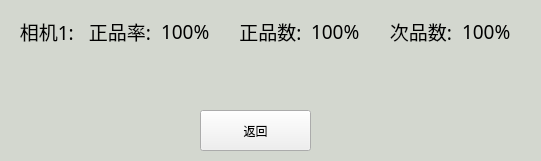
Before: the Qt Designer form Form/InfoCheckResForm.ui in hkchenhao/MachineVisionControl, drawn with Qt 5.
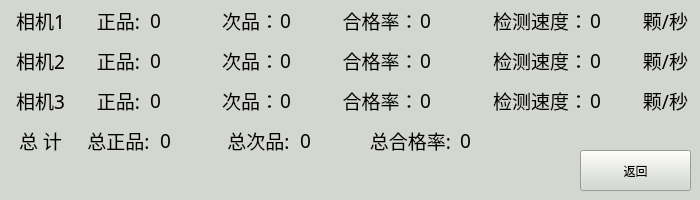
After: the same form once the commit is applied.

What changed in the file:
```diff
--- a/Form/InfoCheckResForm.ui
+++ b/Form/InfoCheckResForm.ui
@@ -6,8 +6,8 @@
    <rect>
     <x>0</x>
     <y>0</y>
-    <width>541</width>
-    <height>161</height>
+    <width>700</width>
+    <height>200</height>
    </rect>
   </property>
   <property name="windowTitle">
@@ -16,196 +16,1054 @@
   <property name="styleSheet">
    <string notr="true"/>
   </property>
-  <widget class="QPushButton" name="pushButton">
-   <property name="geometry">
-    <rect>
-     <x>200</x>
-     <y>110</y>
-     <width>111</width>
-     <height>41</height>
-    </rect>
-   </property>
-   <property name="text">
-    <string>返回</string>
-   </property>
-  </widget>
-  <widget class="QWidget" name="layoutWidget">
-   <property name="geometry">
-    <rect>
-     <x>10</x>
-     <y>10</y>
-     <width>521</width>
-     <height>43</height>
-    </rect>
-   </property>
-   <layout class="QGridLayout" name="gridLayout">
-    <item row="0" column="2">
-     <widget class="QLabel" name="Label1_zpl3">
-      <property name="font">
-       <font>
-        <family>Yahei Mono</family>
-        <pointsize>14</pointsize>
-        <weight>50</weight>
-        <bold>false</bold>
-       </font>
-      </property>
-      <property name="styleSheet">
-       <string notr="true"/>
-      </property>
-      <property name="text">
-       <string>100%</string>
-      </property>
-      <property name="alignment">
-       <set>Qt::AlignLeading|Qt::AlignLeft|Qt::AlignVCenter</set>
-      </property>
-     </widget>
-    </item>
-    <item row="0" column="0">
-     <widget class="QLabel" name="Label1_13">
-      <property name="sizePolicy">
-       <sizepolicy hsizetype="Preferred" vsizetype="Preferred">
-        <horstretch>0</horstretch>
-        <verstretch>0</verstretch>
-       </sizepolicy>
-      </property>
-      <property name="font">
-       <font>
-        <family>Yahei Mono</family>
-        <pointsize>14</pointsize>
-        <weight>50</weight>
-        <bold>false</bold>
-       </font>
-      </property>
-      <property name="styleSheet">
-       <string notr="true"/>
-      </property>
-      <property name="text">
-       <string>  相机1:</string>
-      </property>
-      <property name="alignment">
-       <set>Qt::AlignJustify|Qt::AlignVCenter</set>
-      </property>
-     </widget>
-    </item>
-    <item row="0" column="6">
-     <widget class="QLabel" name="Label1_zpl3_3">
-      <property name="font">
-       <font>
-        <family>Yahei Mono</family>
-        <pointsize>14</pointsize>
-        <weight>50</weight>
-        <bold>false</bold>
-       </font>
-      </property>
-      <property name="styleSheet">
-       <string notr="true"/>
-      </property>
-      <property name="text">
-       <string>100%</string>
-      </property>
-      <property name="alignment">
-       <set>Qt::AlignLeading|Qt::AlignLeft|Qt::AlignVCenter</set>
-      </property>
-     </widget>
-    </item>
-    <item row="0" column="5">
-     <widget class="QLabel" name="Label1_12">
-      <property name="font">
-       <font>
-        <family>Yahei Mono</family>
-        <pointsize>14</pointsize>
-        <weight>50</weight>
-        <bold>false</bold>
-       </font>
-      </property>
-      <property name="styleSheet">
-       <string notr="true"/>
-      </property>
-      <property name="text">
-       <string>次品数:</string>
-      </property>
-      <property name="alignment">
-       <set>Qt::AlignCenter</set>
-      </property>
-     </widget>
-    </item>
-    <item row="0" column="1">
-     <widget class="QLabel" name="Label1_10">
-      <property name="font">
-       <font>
-        <family>Yahei Mono</family>
-        <pointsize>14</pointsize>
-        <weight>50</weight>
-        <bold>false</bold>
-       </font>
-      </property>
-      <property name="styleSheet">
-       <string notr="true"/>
-      </property>
-      <property name="text">
-       <string>正品率:</string>
-      </property>
-      <property name="alignment">
-       <set>Qt::AlignCenter</set>
-      </property>
-     </widget>
-    </item>
-    <item row="0" column="3">
-     <widget class="QLabel" name="Label1_11">
-      <property name="font">
-       <font>
-        <family>Yahei Mono</family>
-        <pointsize>14</pointsize>
-        <weight>50</weight>
-        <bold>false</bold>
-       </font>
-      </property>
-      <property name="styleSheet">
-       <string notr="true"/>
-      </property>
-      <property name="text">
-       <string>正品数:</string>
-      </property>
-      <property name="alignment">
-       <set>Qt::AlignCenter</set>
-      </property>
-     </widget>
-    </item>
-    <item row="0" column="4">
-     <widget class="QLabel" name="Label1_zpl3_2">
-      <property name="font">
-       <font>
-        <family>Yahei Mono</family>
-        <pointsize>14</pointsize>
-        <weight>50</weight>
-        <bold>false</bold>
-       </font>
-      </property>
-      <property name="styleSheet">
-       <string notr="true"/>
-      </property>
-      <property name="text">
-       <string>100%</string>
-      </property>
-      <property name="alignment">
-       <set>Qt::AlignLeading|Qt::AlignLeft|Qt::AlignVCenter</set>
-      </property>
-     </widget>
-    </item>
-   </layout>
-  </widget>
   <widget class="QWidget" name="widget" native="true">
    <property name="geometry">
     <rect>
      <x>0</x>
      <y>0</y>
-     <width>541</width>
-     <height>161</height>
+     <width>700</width>
+     <height>200</height>
     </rect>
    </property>
    <property name="styleSheet">
     <string notr="true">background-color: rgb(211, 215, 207);</string>
    </property>
+   <widget class="QLabel" name="Label1_13">
+    <property name="geometry">
+     <rect>
+      <x>0</x>
+      <y>0</y>
+      <width>81</width>
+      <height>41</height>
+     </rect>
+    </property>
+    <property name="sizePolicy">
+     <sizepolicy hsizetype="Preferred" vsizetype="Preferred">
+      <horstretch>0</horstretch>
+      <verstretch>0</verstretch>
+     </sizepolicy>
+    </property>
+    <property name="font">
+     <font>
+      <family>Yahei Mono</family>
+      <pointsize>14</pointsize>
+      <weight>50</weight>
+      <bold>false</bold>
+     </font>
+    </property>
+    <property name="styleSheet">
+     <string notr="true"/>
+    </property>
+    <property name="text">
+     <string>相机1</string>
+    </property>
+    <property name="alignment">
+     <set>Qt::AlignCenter</set>
+    </property>
+   </widget>
+   <widget class="QLabel" name="Label1_10">
+    <property name="geometry">
+     <rect>
+      <x>80</x>
+      <y>0</y>
+      <width>77</width>
+      <height>41</height>
+     </rect>
+    </property>
+    <property name="font">
+     <font>
+      <family>Yahei Mono</family>
+      <pointsize>14</pointsize>
+      <weight>50</weight>
+      <bold>false</bold>
+     </font>
+    </property>
+    <property name="styleSheet">
+     <string notr="true"/>
+    </property>
+    <property name="text">
+     <string>正品:</string>
+    </property>
+    <property name="alignment">
+     <set>Qt::AlignCenter</set>
+    </property>
+   </widget>
+   <widget class="QLabel" name="zp1">
+    <property name="geometry">
+     <rect>
+      <x>150</x>
+      <y>0</y>
+      <width>51</width>
+      <height>41</height>
+     </rect>
+    </property>
+    <property name="font">
+     <font>
+      <family>Yahei Mono</family>
+      <pointsize>14</pointsize>
+      <weight>50</weight>
+      <bold>false</bold>
+     </font>
+    </property>
+    <property name="styleSheet">
+     <string notr="true"/>
+    </property>
+    <property name="text">
+     <string>0</string>
+    </property>
+    <property name="alignment">
+     <set>Qt::AlignLeading|Qt::AlignLeft|Qt::AlignVCenter</set>
+    </property>
+   </widget>
+   <widget class="QLabel" name="Label1_11">
+    <property name="geometry">
+     <rect>
+      <x>220</x>
+      <y>0</y>
+      <width>61</width>
+      <height>41</height>
+     </rect>
+    </property>
+    <property name="font">
+     <font>
+      <family>Yahei Mono</family>
+      <pointsize>14</pointsize>
+      <weight>50</weight>
+      <bold>false</bold>
+     </font>
+    </property>
+    <property name="styleSheet">
+     <string notr="true"/>
+    </property>
+    <property name="text">
+     <string>次品：</string>
+    </property>
+    <property name="alignment">
+     <set>Qt::AlignCenter</set>
+    </property>
+   </widget>
+   <widget class="QLabel" name="cp1">
+    <property name="geometry">
+     <rect>
+      <x>280</x>
+      <y>0</y>
+      <width>51</width>
+      <height>41</height>
+     </rect>
+    </property>
+    <property name="font">
+     <font>
+      <family>Yahei Mono</family>
+      <pointsize>14</pointsize>
+      <weight>50</weight>
+      <bold>false</bold>
+     </font>
+    </property>
+    <property name="styleSheet">
+     <string notr="true"/>
+    </property>
+    <property name="text">
+     <string>0</string>
+    </property>
+    <property name="alignment">
+     <set>Qt::AlignLeading|Qt::AlignLeft|Qt::AlignVCenter</set>
+    </property>
+   </widget>
+   <widget class="QLabel" name="Label1_12">
+    <property name="geometry">
+     <rect>
+      <x>330</x>
+      <y>0</y>
+      <width>101</width>
+      <height>41</height>
+     </rect>
+    </property>
+    <property name="font">
+     <font>
+      <family>Yahei Mono</family>
+      <pointsize>14</pointsize>
+      <weight>50</weight>
+      <bold>false</bold>
+     </font>
+    </property>
+    <property name="styleSheet">
+     <string notr="true"/>
+    </property>
+    <property name="text">
+     <string>合格率：</string>
+    </property>
+    <property name="alignment">
+     <set>Qt::AlignCenter</set>
+    </property>
+   </widget>
+   <widget class="QLabel" name="hgl1">
+    <property name="geometry">
+     <rect>
+      <x>420</x>
+      <y>0</y>
+      <width>71</width>
+      <height>41</height>
+     </rect>
+    </property>
+    <property name="font">
+     <font>
+      <family>Yahei Mono</family>
+      <pointsize>14</pointsize>
+      <weight>50</weight>
+      <bold>false</bold>
+     </font>
+    </property>
+    <property name="styleSheet">
+     <string notr="true"/>
+    </property>
+    <property name="text">
+     <string>0</string>
+    </property>
+    <property name="alignment">
+     <set>Qt::AlignLeading|Qt::AlignLeft|Qt::AlignVCenter</set>
+    </property>
+   </widget>
+   <widget class="QLabel" name="Label1_14">
+    <property name="geometry">
+     <rect>
+      <x>490</x>
+      <y>0</y>
+      <width>101</width>
+      <height>41</height>
+     </rect>
+    </property>
+    <property name="font">
+     <font>
+      <family>Yahei Mono</family>
+      <pointsize>14</pointsize>
+      <weight>50</weight>
+      <bold>false</bold>
+     </font>
+    </property>
+    <property name="styleSheet">
+     <string notr="true"/>
+    </property>
+    <property name="text">
+     <string>检测速度：</string>
+    </property>
+    <property name="alignment">
+     <set>Qt::AlignCenter</set>
+    </property>
+   </widget>
+   <widget class="QLabel" name="Label1_15">
+    <property name="geometry">
+     <rect>
+      <x>0</x>
+      <y>40</y>
+      <width>81</width>
+      <height>41</height>
+     </rect>
+    </property>
+    <property name="sizePolicy">
+     <sizepolicy hsizetype="Preferred" vsizetype="Preferred">
+      <horstretch>0</horstretch>
+      <verstretch>0</verstretch>
+     </sizepolicy>
+    </property>
+    <property name="font">
+     <font>
+      <family>Yahei Mono</family>
+      <pointsize>14</pointsize>
+      <weight>50</weight>
+      <bold>false</bold>
+     </font>
+    </property>
+    <property name="styleSheet">
+     <string notr="true"/>
+    </property>
+    <property name="text">
+     <string>相机2</string>
+    </property>
+    <property name="alignment">
+     <set>Qt::AlignCenter</set>
+    </property>
+   </widget>
+   <widget class="QLabel" name="Label1_16">
+    <property name="geometry">
+     <rect>
+      <x>0</x>
+      <y>80</y>
+      <width>81</width>
+      <height>41</height>
+     </rect>
+    </property>
+    <property name="sizePolicy">
+     <sizepolicy hsizetype="Preferred" vsizetype="Preferred">
+      <horstretch>0</horstretch>
+      <verstretch>0</verstretch>
+     </sizepolicy>
+    </property>
+    <property name="font">
+     <font>
+      <family>Yahei Mono</family>
+      <pointsize>14</pointsize>
+      <weight>50</weight>
+      <bold>false</bold>
+     </font>
+    </property>
+    <property name="styleSheet">
+     <string notr="true"/>
+    </property>
+    <property name="text">
+     <string>相机3</string>
+    </property>
+    <property name="alignment">
+     <set>Qt::AlignCenter</set>
+    </property>
+   </widget>
+   <widget class="QPushButton" name="pushButton">
+    <property name="geometry">
+     <rect>
+      <x>580</x>
+      <y>150</y>
+      <width>111</width>
+      <height>41</height>
+     </rect>
+    </property>
+    <property name="text">
+     <string>返回</string>
+    </property>
+   </widget>
+   <widget class="QLabel" name="Label1_17">
+    <property name="geometry">
+     <rect>
+      <x>0</x>
+      <y>120</y>
+      <width>81</width>
+      <height>41</height>
+     </rect>
+    </property>
+    <property name="sizePolicy">
+     <sizepolicy hsizetype="Preferred" vsizetype="Preferred">
+      <horstretch>0</horstretch>
+      <verstretch>0</verstretch>
+     </sizepolicy>
+    </property>
+    <property name="font">
+     <font>
+      <family>Yahei Mono</family>
+      <pointsize>14</pointsize>
+      <weight>50</weight>
+      <bold>false</bold>
+     </font>
+    </property>
+    <property name="styleSheet">
+     <string notr="true"/>
+    </property>
+    <property name="text">
+     <string>总 计</string>
+    </property>
+    <property name="alignment">
+     <set>Qt::AlignCenter</set>
+    </property>
+   </widget>
+   <widget class="QLabel" name="Label1_18">
+    <property name="geometry">
+     <rect>
+      <x>630</x>
+      <y>0</y>
+      <width>71</width>
+      <height>41</height>
+     </rect>
+    </property>
+    <property name="font">
+     <font>
+      <family>Yahei Mono</family>
+      <pointsize>14</pointsize>
+      <weight>50</weight>
+      <bold>false</bold>
+     </font>
+    </property>
+    <property name="styleSheet">
+     <string notr="true"/>
+    </property>
+    <property name="text">
+     <string>颗/秒</string>
+    </property>
+    <property name="alignment">
+     <set>Qt::AlignCenter</set>
+    </property>
+   </widget>
+   <widget class="QLabel" name="jcsd1">
+    <property name="geometry">
+     <rect>
+      <x>590</x>
+      <y>0</y>
+      <width>41</width>
+      <height>41</height>
+     </rect>
+    </property>
+    <property name="font">
+     <font>
+      <family>Yahei Mono</family>
+      <pointsize>14</pointsize>
+      <weight>50</weight>
+      <bold>false</bold>
+     </font>
+    </property>
+    <property name="styleSheet">
+     <string notr="true"/>
+    </property>
+    <property name="text">
+     <string>0</string>
+    </property>
+    <property name="alignment">
+     <set>Qt::AlignLeading|Qt::AlignLeft|Qt::AlignVCenter</set>
+    </property>
+   </widget>
+   <widget class="QLabel" name="Label1_19">
+    <property name="geometry">
+     <rect>
+      <x>80</x>
+      <y>40</y>
+      <width>77</width>
+      <height>41</height>
+     </rect>
+    </property>
+    <property name="font">
+     <font>
+      <family>Yahei Mono</family>
+      <pointsize>14</pointsize>
+      <weight>50</weight>
+      <bold>false</bold>
+     </font>
+    </property>
+    <property name="styleSheet">
+     <string notr="true"/>
+    </property>
+    <property name="text">
+     <string>正品:</string>
+    </property>
+    <property name="alignment">
+     <set>Qt::AlignCenter</set>
+    </property>
+   </widget>
+   <widget class="QLabel" name="Label1_20">
+    <property name="geometry">
+     <rect>
+      <x>80</x>
+      <y>80</y>
+      <width>77</width>
+      <height>41</height>
+     </rect>
+    </property>
+    <property name="font">
+     <font>
+      <family>Yahei Mono</family>
+      <pointsize>14</pointsize>
+      <weight>50</weight>
+      <bold>false</bold>
+     </font>
+    </property>
+    <property name="styleSheet">
+     <string notr="true"/>
+    </property>
+    <property name="text">
+     <string>正品:</string>
+    </property>
+    <property name="alignment">
+     <set>Qt::AlignCenter</set>
+    </property>
+   </widget>
+   <widget class="QLabel" name="Label1_21">
+    <property name="geometry">
+     <rect>
+      <x>220</x>
+      <y>40</y>
+      <width>61</width>
+      <height>41</height>
+     </rect>
+    </property>
+    <property name="font">
+     <font>
+      <family>Yahei Mono</family>
+      <pointsize>14</pointsize>
+      <weight>50</weight>
+      <bold>false</bold>
+     </font>
+    </property>
+    <property name="styleSheet">
+     <string notr="true"/>
+    </property>
+    <property name="text">
+     <string>次品：</string>
+    </property>
+    <property name="alignment">
+     <set>Qt::AlignCenter</set>
+    </property>
+   </widget>
+   <widget class="QLabel" name="Label1_22">
+    <property name="geometry">
+     <rect>
+      <x>220</x>
+      <y>80</y>
+      <width>61</width>
+      <height>41</height>
+     </rect>
+    </property>
+    <property name="font">
+     <font>
+      <family>Yahei Mono</family>
+      <pointsize>14</pointsize>
+      <weight>50</weight>
+      <bold>false</bold>
+     </font>
+    </property>
+    <property name="styleSheet">
+     <string notr="true"/>
+    </property>
+    <property name="text">
+     <string>次品：</string>
+    </property>
+    <property name="alignment">
+     <set>Qt::AlignCenter</set>
+    </property>
+   </widget>
+   <widget class="QLabel" name="Label1_23">
+    <property name="geometry">
+     <rect>
+      <x>330</x>
+      <y>40</y>
+      <width>101</width>
+      <height>41</height>
+     </rect>
+    </property>
+    <property name="font">
+     <font>
+      <family>Yahei Mono</family>
+      <pointsize>14</pointsize>
+      <weight>50</weight>
+      <bold>false</bold>
+     </font>
+    </property>
+    <property name="styleSheet">
+     <string notr="true"/>
+    </property>
+    <property name="text">
+     <string>合格率：</string>
+    </property>
+    <property name="alignment">
+     <set>Qt::AlignCenter</set>
+    </property>
+   </widget>
+   <widget class="QLabel" name="Label1_24">
+    <property name="geometry">
+     <rect>
+      <x>330</x>
+      <y>80</y>
+      <width>101</width>
+      <height>41</height>
+     </rect>
+    </property>
+    <property name="font">
+     <font>
+      <family>Yahei Mono</family>
+      <pointsize>14</pointsize>
+      <weight>50</weight>
+      <bold>false</bold>
+     </font>
+    </property>
+    <property name="styleSheet">
+     <string notr="true"/>
+    </property>
+    <property name="text">
+     <string>合格率：</string>
+    </property>
+    <property name="alignment">
+     <set>Qt::AlignCenter</set>
+    </property>
+   </widget>
+   <widget class="QLabel" name="Label1_25">
+    <property name="geometry">
+     <rect>
+      <x>490</x>
+      <y>40</y>
+      <width>101</width>
+      <height>41</height>
+     </rect>
+    </property>
+    <property name="font">
+     <font>
+      <family>Yahei Mono</family>
+      <pointsize>14</pointsize>
+      <weight>50</weight>
+      <bold>false</bold>
+     </font>
+    </property>
+    <property name="styleSheet">
+     <string notr="true"/>
+    </property>
+    <property name="text">
+     <string>检测速度：</string>
+    </property>
+    <property name="alignment">
+     <set>Qt::AlignCenter</set>
+    </property>
+   </widget>
+   <widget class="QLabel" name="Label1_26">
+    <property name="geometry">
+     <rect>
+      <x>490</x>
+      <y>80</y>
+      <width>101</width>
+      <height>41</height>
+     </rect>
+    </property>
+    <property name="font">
+     <font>
+      <family>Yahei Mono</family>
+      <pointsize>14</pointsize>
+      <weight>50</weight>
+      <bold>false</bold>
+     </font>
+    </property>
+    <property name="styleSheet">
+     <string notr="true"/>
+    </property>
+    <property name="text">
+     <string>检测速度：</string>
+    </property>
+    <property name="alignment">
+     <set>Qt::AlignCenter</set>
+    </property>
+   </widget>
+   <widget class="QLabel" name="Label1_27">
+    <property name="geometry">
+     <rect>
+      <x>630</x>
+      <y>40</y>
+      <width>71</width>
+      <height>41</height>
+     </rect>
+    </property>
+    <property name="font">
+     <font>
+      <family>Yahei Mono</family>
+      <pointsize>14</pointsize>
+      <weight>50</weight>
+      <bold>false</bold>
+     </font>
+    </property>
+    <property name="styleSheet">
+     <string notr="true"/>
+    </property>
+    <property name="text">
+     <string>颗/秒</string>
+    </property>
+    <property name="alignment">
+     <set>Qt::AlignCenter</set>
+    </property>
+   </widget>
+   <widget class="QLabel" name="Label1_28">
+    <property name="geometry">
+     <rect>
+      <x>630</x>
+      <y>80</y>
+      <width>71</width>
+      <height>41</height>
+     </rect>
+    </property>
+    <property name="font">
+     <font>
+      <family>Yahei Mono</family>
+      <pointsize>14</pointsize>
+      <weight>50</weight>
+      <bold>false</bold>
+     </font>
+    </property>
+    <property name="styleSheet">
+     <string notr="true"/>
+    </property>
+    <property name="text">
+     <string>颗/秒</string>
+    </property>
+    <property name="alignment">
+     <set>Qt::AlignCenter</set>
+    </property>
+   </widget>
+   <widget class="QLabel" name="Label1_29">
+    <property name="geometry">
+     <rect>
+      <x>80</x>
+      <y>120</y>
+      <width>77</width>
+      <height>41</height>
+     </rect>
+    </property>
+    <property name="font">
+     <font>
+      <family>Yahei Mono</family>
+      <pointsize>14</pointsize>
+      <weight>50</weight>
+      <bold>false</bold>
+     </font>
+    </property>
+    <property name="styleSheet">
+     <string notr="true"/>
+    </property>
+    <property name="text">
+     <string>总正品:</string>
+    </property>
+    <property name="alignment">
+     <set>Qt::AlignCenter</set>
+    </property>
+   </widget>
+   <widget class="QLabel" name="Label1_30">
+    <property name="geometry">
+     <rect>
+      <x>220</x>
+      <y>120</y>
+      <width>77</width>
+      <height>41</height>
+     </rect>
+    </property>
+    <property name="font">
+     <font>
+      <family>Yahei Mono</family>
+      <pointsize>14</pointsize>
+      <weight>50</weight>
+      <bold>false</bold>
+     </font>
+    </property>
+    <property name="styleSheet">
+     <string notr="true"/>
+    </property>
+    <property name="text">
+     <string>总次品:</string>
+    </property>
+    <property name="alignment">
+     <set>Qt::AlignCenter</set>
+    </property>
+   </widget>
+   <widget class="QLabel" name="Label1_31">
+    <property name="geometry">
+     <rect>
+      <x>360</x>
+      <y>120</y>
+      <width>101</width>
+      <height>41</height>
+     </rect>
+    </property>
+    <property name="font">
+     <font>
+      <family>Yahei Mono</family>
+      <pointsize>14</pointsize>
+      <weight>50</weight>
+      <bold>false</bold>
+     </font>
+    </property>
+    <property name="styleSheet">
+     <string notr="true"/>
+    </property>
+    <property name="text">
+     <string>总合格率:</string>
+    </property>
+    <property name="alignment">
+     <set>Qt::AlignCenter</set>
+    </property>
+   </widget>
+   <widget class="QLabel" name="zp2">
+    <property name="geometry">
+     <rect>
+      <x>150</x>
+      <y>40</y>
+      <width>51</width>
+      <height>41</height>
+     </rect>
+    </property>
+    <property name="font">
+     <font>
+      <family>Yahei Mono</family>
+      <pointsize>14</pointsize>
+      <weight>50</weight>
+      <bold>false</bold>
+     </font>
+    </property>
+    <property name="styleSheet">
+     <string notr="true"/>
+    </property>
+    <property name="text">
+     <string>0</string>
+    </property>
+    <property name="alignment">
+     <set>Qt::AlignLeading|Qt::AlignLeft|Qt::AlignVCenter</set>
+    </property>
+   </widget>
+   <widget class="QLabel" name="zp3">
+    <property name="geometry">
+     <rect>
+      <x>150</x>
+      <y>80</y>
+      <width>51</width>
+      <height>41</height>
+     </rect>
+    </property>
+    <property name="font">
+     <font>
+      <family>Yahei Mono</family>
+      <pointsize>14</pointsize>
+      <weight>50</weight>
+      <bold>false</bold>
+     </font>
+    </property>
+    <property name="styleSheet">
+     <string notr="true"/>
+    </property>
+    <property name="text">
+     <string>0</string>
+    </property>
+    <property name="alignment">
+     <set>Qt::AlignLeading|Qt::AlignLeft|Qt::AlignVCenter</set>
+    </property>
+   </widget>
+   <widget class="QLabel" name="cp2">
+    <property name="geometry">
+     <rect>
+      <x>280</x>
+      <y>40</y>
+      <width>51</width>
+      <height>41</height>
+     </rect>
+    </property>
+    <property name="font">
+     <font>
+      <family>Yahei Mono</family>
+      <pointsize>14</pointsize>
+      <weight>50</weight>
+      <bold>false</bold>
+     </font>
+    </property>
+    <property name="styleSheet">
+     <string notr="true"/>
+    </property>
+    <property name="text">
+     <string>0</string>
+    </property>
+    <property name="alignment">
+     <set>Qt::AlignLeading|Qt::AlignLeft|Qt::AlignVCenter</set>
+    </property>
+   </widget>
+   <widget class="QLabel" name="cp3">
+    <property name="geometry">
+     <rect>
+      <x>280</x>
+      <y>80</y>
+      <width>51</width>
+      <height>41</height>
+     </rect>
+    </property>
+    <property name="font">
+     <font>
+      <family>Yahei Mono</family>
+      <pointsize>14</pointsize>
+      <weight>50</weight>
+      <bold>false</bold>
+     </font>
+    </property>
+    <property name="styleSheet">
+     <string notr="true"/>
+    </property>
+    <property name="text">
+     <string>0</string>
+    </property>
+    <property name="alignment">
+     <set>Qt::AlignLeading|Qt::AlignLeft|Qt::AlignVCenter</set>
+    </property>
+   </widget>
+   <widget class="QLabel" name="hgl2">
+    <property name="geometry">
+     <rect>
+      <x>420</x>
+      <y>40</y>
+      <width>71</width>
+      <height>41</height>
+     </rect>
+    </property>
+    <property name="font">
+     <font>
+      <family>Yahei Mono</family>
+      <pointsize>14</pointsize>
+      <weight>50</weight>
+      <bold>false</bold>
+     </font>
+    </property>
+    <property name="styleSheet">
+     <string notr="true"/>
+    </property>
+    <property name="text">
+     <string>0</string>
+    </property>
+    <property name="alignment">
+     <set>Qt::AlignLeading|Qt::AlignLeft|Qt::AlignVCenter</set>
+    </property>
+   </widget>
+   <widget class="QLabel" name="hgl3">
+    <property name="geometry">
+     <rect>
+      <x>420</x>
+      <y>80</y>
+      <width>71</width>
+      <height>41</height>
+     </rect>
+    </property>
+    <property name="font">
+     <font>
+      <family>Yahei Mono</family>
+      <pointsize>14</pointsize>
+      <weight>50</weight>
+      <bold>false</bold>
+     </font>
+    </property>
+    <property name="styleSheet">
+     <string notr="true"/>
+    </property>
+    <property name="text">
+     <string>0</string>
+    </property>
+    <property name="alignment">
+     <set>Qt::AlignLeading|Qt::AlignLeft|Qt::AlignVCenter</set>
+    </property>
+   </widget>
+   <widget class="QLabel" name="jcsd2">
+    <property name="geometry">
+     <rect>
+      <x>590</x>
+      <y>40</y>
+      <width>41</width>
+      <height>41</height>
+     </rect>
+    </property>
+    <property name="font">
+     <font>
+      <family>Yahei Mono</family>
+      <pointsize>14</pointsize>
+      <weight>50</weight>
+      <bold>false</bold>
+     </font>
+    </property>
+    <property name="styleSheet">
+     <string notr="true"/>
+    </property>
+    <property name="text">
+     <string>0</string>
+    </property>
+    <property name="alignment">
+     <set>Qt::AlignLeading|Qt::AlignLeft|Qt::AlignVCenter</set>
+    </property>
+   </widget>
+   <widget class="QLabel" name="jcsd3">
+    <property name="geometry">
+     <rect>
+      <x>590</x>
+      <y>80</y>
+      <width>41</width>
+      <height>41</height>
+     </rect>
+    </property>
+    <property name="font">
+     <font>
+      <family>Yahei Mono</family>
+      <pointsize>14</pointsize>
+      <weight>50</weight>
+      <bold>false</bold>
+     </font>
+    </property>
+    <property name="styleSheet">
+     <string notr="true"/>
+    </property>
+    <property name="text">
+     <string>0</string>
+    </property>
+    <property name="alignment">
+     <set>Qt::AlignLeading|Qt::AlignLeft|Qt::AlignVCenter</set>
+    </property>
+   </widget>
+   <widget class="QLabel" name="zzp">
+    <property name="geometry">
+     <rect>
+      <x>160</x>
+      <y>120</y>
+      <width>51</width>
+      <height>41</height>
+     </rect>
+    </property>
+    <property name="font">
+     <font>
+      <family>Yahei Mono</family>
+      <pointsize>14</pointsize>
+      <weight>50</weight>
+      <bold>false</bold>
+     </font>
+    </property>
+    <property name="styleSheet">
+     <string notr="true"/>
+    </property>
+    <property name="text">
+     <string>0</string>
+    </property>
+    <property name="alignment">
+     <set>Qt::AlignLeading|Qt::AlignLeft|Qt::AlignVCenter</set>
+    </property>
+   </widget>
+   <widget class="QLabel" name="zcp">
+    <property name="geometry">
+     <rect>
+      <x>300</x>
+      <y>120</y>
+      <width>51</width>
+      <height>41</height>
+     </rect>
+    </property>
+    <property name="font">
+     <font>
+      <family>Yahei Mono</family>
+      <pointsize>14</pointsize>
+      <weight>50</weight>
+      <bold>false</bold>
+     </font>
+    </property>
+    <property name="styleSheet">
+     <string notr="true"/>
+    </property>
+    <property name="text">
+     <string>0</string>
+    </property>
+    <property name="alignment">
+     <set>Qt::AlignLeading|Qt::AlignLeft|Qt::AlignVCenter</set>
+    </property>
+   </widget>
+   <widget class="QLabel" name="zhgl">
+    <property name="geometry">
+     <rect>
+      <x>460</x>
+      <y>120</y>
+      <width>51</width>
+      <height>41</height>
+     </rect>
+    </property>
+    <property name="font">
+     <font>
+      <family>Yahei Mono</family>
+      <pointsize>14</pointsize>
+      <weight>50</weight>
+      <bold>false</bold>
+     </font>
+    </property>
+    <property name="styleSheet">
+     <string notr="true"/>
+    </property>
+    <property name="text">
+     <string>0</string>
+    </property>
+    <property name="alignment">
+     <set>Qt::AlignLeading|Qt::AlignLeft|Qt::AlignVCenter</set>
+    </property>
+   </widget>
   </widget>
   <zorder>widget</zorder>
   <zorder>pushButton</zorder>
```
Left out of the diff: 3 changed lines with no effect on the pictures.
